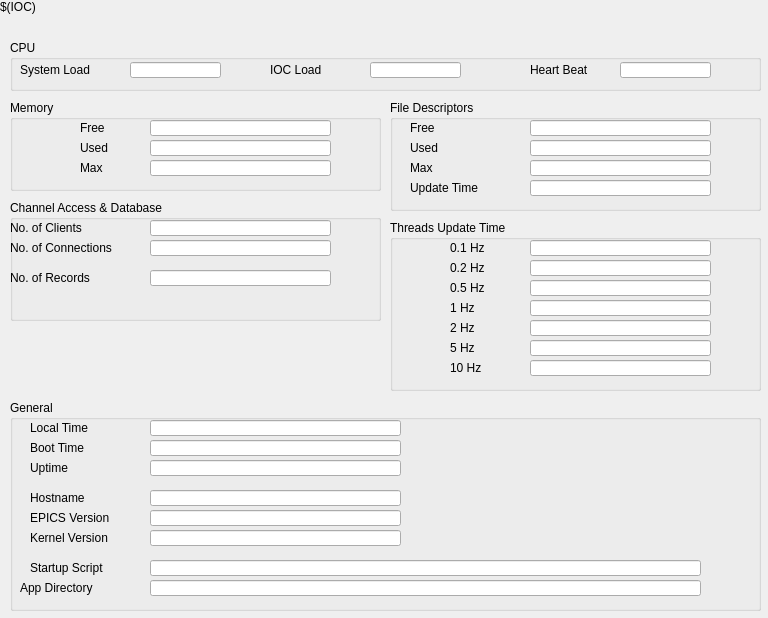
First picture: the form in PSI/qt/iocStats.ui, repository paulscherrerinstitute/iocStats, before the edit.
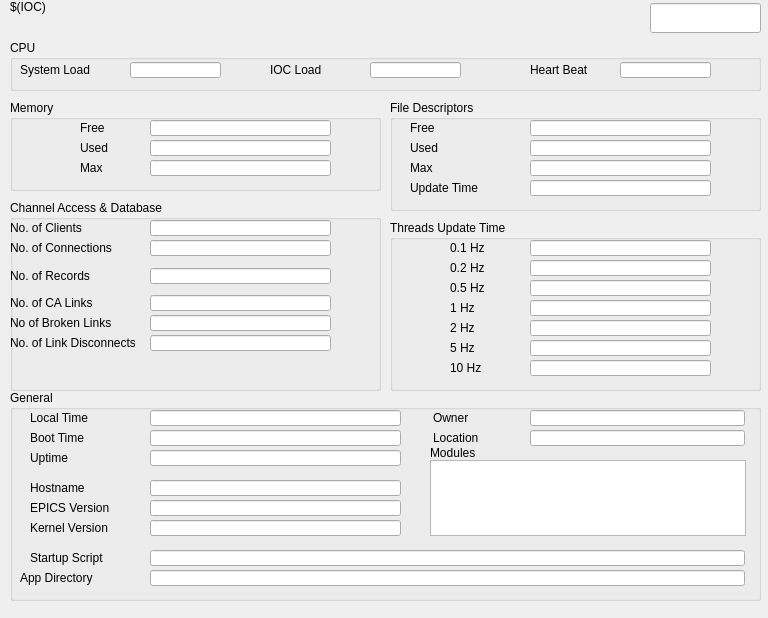
Second picture: the form after the edit. Custom widgets are drawn as their Qt base class.

Commit message: status and some other infos added

The edit to the form file:
```diff
--- a/PSI/qt/iocStats.ui
+++ b/PSI/qt/iocStats.ui
@@ -19,8 +19,8 @@
      <rect>
       <x>0</x>
       <y>0</y>
-      <width>771</width>
-      <height>33</height>
+      <width>765</width>
+      <height>35</height>
      </rect>
     </property>
     <property name="statusTip">
@@ -32,6 +32,9 @@
     <property name="alignment">
      <set>Qt::AlignLeading</set>
     </property>
+    <property name="indent">
+     <number>10</number>
+    </property>
     <property name="colorMode">
      <enum>caLabel::Default</enum>
     </property>
@@ -175,7 +178,7 @@
      <property name="geometry">
       <rect>
        <x>330</x>
-       <y>20</y>
+       <y>17</y>
        <width>21</width>
        <height>21</height>
       </rect>
@@ -205,7 +208,7 @@
      <property name="geometry">
       <rect>
        <x>330</x>
-       <y>40</y>
+       <y>37</y>
        <width>21</width>
        <height>21</height>
       </rect>
@@ -235,7 +238,7 @@
      <property name="geometry">
       <rect>
        <x>330</x>
-       <y>60</y>
+       <y>57</y>
        <width>21</width>
        <height>21</height>
       </rect>
@@ -268,7 +271,7 @@
       <x>10</x>
       <y>200</y>
       <width>371</width>
-      <height>121</height>
+      <height>191</height>
      </rect>
     </property>
     <property name="sizePolicy">
@@ -285,7 +288,7 @@
       <rect>
        <x>0</x>
        <y>20</y>
-       <width>121</width>
+       <width>125</width>
        <height>16</height>
       </rect>
      </property>
@@ -325,7 +328,7 @@
       <rect>
        <x>0</x>
        <y>40</y>
-       <width>121</width>
+       <width>125</width>
        <height>16</height>
       </rect>
      </property>
@@ -364,7 +367,7 @@
      <property name="geometry">
       <rect>
        <x>330</x>
-       <y>20</y>
+       <y>19</y>
        <width>21</width>
        <height>21</height>
       </rect>
@@ -394,7 +397,7 @@
      <property name="geometry">
       <rect>
        <x>330</x>
-       <y>40</y>
+       <y>39</y>
        <width>21</width>
        <height>21</height>
       </rect>
@@ -424,7 +427,7 @@
      <property name="geometry">
       <rect>
        <x>140</x>
-       <y>70</y>
+       <y>68</y>
        <width>181</width>
        <height>16</height>
       </rect>
@@ -446,8 +449,8 @@
      <property name="geometry">
       <rect>
        <x>0</x>
-       <y>70</y>
-       <width>121</width>
+       <y>68</y>
+       <width>125</width>
        <height>16</height>
       </rect>
      </property>
@@ -464,7 +467,7 @@
      <property name="geometry">
       <rect>
        <x>140</x>
-       <y>90</y>
+       <y>160</y>
        <width>181</width>
        <height>21</height>
       </rect>
@@ -479,6 +482,162 @@
       <string>IOC=$(IOC)</string>
      </property>
     </widget>
+    <widget class="caLabel" name="calabel_11">
+     <property name="geometry">
+      <rect>
+       <x>0</x>
+       <y>95</y>
+       <width>125</width>
+       <height>16</height>
+      </rect>
+     </property>
+     <property name="font">
+      <font>
+       <pointsize>9</pointsize>
+      </font>
+     </property>
+     <property name="text">
+      <string>No. of CA Links</string>
+     </property>
+    </widget>
+    <widget class="caLineEdit" name="calineedit_10">
+     <property name="geometry">
+      <rect>
+       <x>140</x>
+       <y>95</y>
+       <width>181</width>
+       <height>16</height>
+      </rect>
+     </property>
+     <property name="alignment">
+      <set>Qt::AlignRight|Qt::AlignTrailing|Qt::AlignVCenter</set>
+     </property>
+     <property name="channel" stdset="0">
+      <string notr="true">$(IOC):CALINK_CNT</string>
+     </property>
+     <property name="colorMode">
+      <enum>caLineEdit::Default</enum>
+     </property>
+     <property name="unitsEnabled">
+      <bool>true</bool>
+     </property>
+    </widget>
+    <widget class="caLed" name="caled_17">
+     <property name="geometry">
+      <rect>
+       <x>330</x>
+       <y>112</y>
+       <width>21</width>
+       <height>21</height>
+      </rect>
+     </property>
+     <property name="ledWidth">
+      <number>17</number>
+     </property>
+     <property name="ledHeight">
+      <number>17</number>
+     </property>
+     <property name="channel" stdset="0">
+      <string notr="true">$(IOC):CALINK_BROKEN</string>
+     </property>
+     <property name="colorMode">
+      <enum>caLed::Alarm</enum>
+     </property>
+     <property name="falseColor">
+      <color>
+       <red>160</red>
+       <green>160</green>
+       <blue>160</blue>
+      </color>
+     </property>
+     <property name="trueColor">
+      <color>
+       <red>0</red>
+       <green>205</green>
+       <blue>0</blue>
+      </color>
+     </property>
+    </widget>
+    <widget class="caLabel" name="calabel_12">
+     <property name="geometry">
+      <rect>
+       <x>0</x>
+       <y>115</y>
+       <width>125</width>
+       <height>16</height>
+      </rect>
+     </property>
+     <property name="font">
+      <font>
+       <pointsize>9</pointsize>
+      </font>
+     </property>
+     <property name="text">
+      <string>No of Broken Links</string>
+     </property>
+    </widget>
+    <widget class="caLineEdit" name="calineedit_11">
+     <property name="geometry">
+      <rect>
+       <x>140</x>
+       <y>115</y>
+       <width>181</width>
+       <height>16</height>
+      </rect>
+     </property>
+     <property name="alignment">
+      <set>Qt::AlignRight|Qt::AlignTrailing|Qt::AlignVCenter</set>
+     </property>
+     <property name="channel" stdset="0">
+      <string notr="true">$(IOC):CALINK_BROKEN</string>
+     </property>
+     <property name="colorMode">
+      <enum>caLineEdit::Default</enum>
+     </property>
+     <property name="unitsEnabled">
+      <bool>true</bool>
+     </property>
+    </widget>
+    <widget class="caLineEdit" name="calineedit_16">
+     <property name="geometry">
+      <rect>
+       <x>140</x>
+       <y>135</y>
+       <width>181</width>
+       <height>16</height>
+      </rect>
+     </property>
+     <property name="alignment">
+      <set>Qt::AlignRight|Qt::AlignTrailing|Qt::AlignVCenter</set>
+     </property>
+     <property name="channel" stdset="0">
+      <string notr="true">$(IOC):CALINK_DISCON</string>
+     </property>
+     <property name="colorMode">
+      <enum>caLineEdit::Default</enum>
+     </property>
+     <property name="unitsEnabled">
+      <bool>true</bool>
+     </property>
+    </widget>
+    <widget class="caLabel" name="calabel_17">
+     <property name="geometry">
+      <rect>
+       <x>0</x>
+       <y>135</y>
+       <width>125</width>
+       <height>16</height>
+      </rect>
+     </property>
+     <property name="font">
+      <font>
+       <pointsize>9</pointsize>
+      </font>
+     </property>
+     <property name="text">
+      <string>No. of Link Disconnects</string>
+     </property>
+    </widget>
    </widget>
    <widget class="QGroupBox" name="groupBox_3">
     <property name="geometry">
@@ -496,7 +655,7 @@
      <property name="geometry">
       <rect>
        <x>330</x>
-       <y>20</y>
+       <y>18</y>
        <width>21</width>
        <height>21</height>
       </rect>
@@ -544,7 +703,7 @@
      <property name="geometry">
       <rect>
        <x>330</x>
-       <y>40</y>
+       <y>38</y>
        <width>21</width>
        <height>21</height>
       </rect>
@@ -592,7 +751,7 @@
      <property name="geometry">
       <rect>
        <x>330</x>
-       <y>60</y>
+       <y>58</y>
        <width>21</width>
        <height>21</height>
       </rect>
@@ -727,7 +886,7 @@
      <property name="geometry">
       <rect>
        <x>330</x>
-       <y>80</y>
+       <y>78</y>
        <width>21</width>
        <height>21</height>
       </rect>
@@ -795,7 +954,7 @@
      <property name="geometry">
       <rect>
        <x>330</x>
-       <y>20</y>
+       <y>18</y>
        <width>21</width>
        <height>21</height>
       </rect>
@@ -941,7 +1100,7 @@
      <property name="geometry">
       <rect>
        <x>330</x>
-       <y>40</y>
+       <y>38</y>
        <width>21</width>
        <height>21</height>
       </rect>
@@ -993,7 +1152,7 @@
      <property name="geometry">
       <rect>
        <x>330</x>
-       <y>60</y>
+       <y>58</y>
        <width>21</width>
        <height>21</height>
       </rect>
@@ -1045,7 +1204,7 @@
      <property name="geometry">
       <rect>
        <x>330</x>
-       <y>80</y>
+       <y>78</y>
        <width>21</width>
        <height>21</height>
       </rect>
@@ -1115,7 +1274,7 @@
      <property name="geometry">
       <rect>
        <x>330</x>
-       <y>100</y>
+       <y>98</y>
        <width>21</width>
        <height>21</height>
       </rect>
@@ -1185,7 +1344,7 @@
      <property name="geometry">
       <rect>
        <x>330</x>
-       <y>120</y>
+       <y>118</y>
        <width>21</width>
        <height>21</height>
       </rect>
@@ -1255,7 +1414,7 @@
      <property name="geometry">
       <rect>
        <x>330</x>
-       <y>140</y>
+       <y>138</y>
        <width>21</width>
        <height>21</height>
       </rect>
@@ -1640,7 +1799,7 @@
     <property name="geometry">
      <rect>
       <x>10</x>
-      <y>400</y>
+      <y>390</y>
       <width>751</width>
       <height>211</height>
      </rect>
@@ -1773,7 +1932,7 @@
       <rect>
        <x>140</x>
        <y>160</y>
-       <width>551</width>
+       <width>595</width>
        <height>16</height>
       </rect>
      </property>
@@ -1954,7 +2113,7 @@
       <rect>
        <x>140</x>
        <y>180</y>
-       <width>551</width>
+       <width>595</width>
        <height>16</height>
       </rect>
      </property>
@@ -1971,6 +2130,185 @@
       <bool>true</bool>
      </property>
     </widget>
+    <widget class="caLabel" name="calabel_37">
+     <property name="geometry">
+      <rect>
+       <x>423</x>
+       <y>20</y>
+       <width>90</width>
+       <height>16</height>
+      </rect>
+     </property>
+     <property name="font">
+      <font>
+       <pointsize>9</pointsize>
+      </font>
+     </property>
+     <property name="text">
+      <string>Owner</string>
+     </property>
+    </widget>
+    <widget class="caLabel" name="calabel_39">
+     <property name="geometry">
+      <rect>
+       <x>423</x>
+       <y>40</y>
+       <width>90</width>
+       <height>16</height>
+      </rect>
+     </property>
+     <property name="font">
+      <font>
+       <pointsize>9</pointsize>
+      </font>
+     </property>
+     <property name="text">
+      <string>Location</string>
+     </property>
+    </widget>
+    <widget class="caLineEdit" name="calineedit_36">
+     <property name="geometry">
+      <rect>
+       <x>520</x>
+       <y>20</y>
+       <width>215</width>
+       <height>16</height>
+      </rect>
+     </property>
+     <property name="font">
+      <font>
+       <family>Lucida Sans Typewriter</family>
+      </font>
+     </property>
+     <property name="alignment">
+      <set>Qt::AlignLeading|Qt::AlignLeft|Qt::AlignVCenter</set>
+     </property>
+     <property name="channel" stdset="0">
+      <string notr="true">$(IOC):ENGINEER</string>
+     </property>
+     <property name="colorMode">
+      <enum>caLineEdit::Default</enum>
+     </property>
+     <property name="unitsEnabled">
+      <bool>true</bool>
+     </property>
+    </widget>
+    <widget class="caLineEdit" name="calineedit_38">
+     <property name="geometry">
+      <rect>
+       <x>520</x>
+       <y>40</y>
+       <width>215</width>
+       <height>16</height>
+      </rect>
+     </property>
+     <property name="alignment">
+      <set>Qt::AlignLeading|Qt::AlignLeft|Qt::AlignVCenter</set>
+     </property>
+     <property name="channel" stdset="0">
+      <string notr="true">$(IOC):LOCATION</string>
+     </property>
+     <property name="colorMode">
+      <enum>caLineEdit::Default</enum>
+     </property>
+     <property name="unitsEnabled">
+      <bool>true</bool>
+     </property>
+    </widget>
+    <widget class="caMultiLineString" name="camultilinestring">
+     <property name="geometry">
+      <rect>
+       <x>420</x>
+       <y>70</y>
+       <width>316</width>
+       <height>76</height>
+      </rect>
+     </property>
+     <property name="font">
+      <font>
+       <family>Lucida Sans Typewriter</family>
+       <pointsize>10</pointsize>
+      </font>
+     </property>
+     <property name="verticalScrollBarPolicy">
+      <enum>Qt::ScrollBarAsNeeded</enum>
+     </property>
+     <property name="channel" stdset="0">
+      <string notr="true">$(IOC):MOD_VER</string>
+     </property>
+     <property name="background">
+      <color>
+       <red>255</red>
+       <green>255</green>
+       <blue>228</blue>
+      </color>
+     </property>
+     <property name="colorMode">
+      <enum>caMultiLineString::Static</enum>
+     </property>
+     <property name="frameColor">
+      <color>
+       <red>0</red>
+       <green>0</green>
+       <blue>0</blue>
+      </color>
+     </property>
+     <property name="fontScaleMode" stdset="0">
+      <enum>caMultiLineString::None</enum>
+     </property>
+    </widget>
+    <widget class="caLabel" name="calabel_40">
+     <property name="geometry">
+      <rect>
+       <x>420</x>
+       <y>55</y>
+       <width>101</width>
+       <height>16</height>
+      </rect>
+     </property>
+     <property name="font">
+      <font>
+       <pointsize>9</pointsize>
+      </font>
+     </property>
+     <property name="text">
+      <string>Modules</string>
+     </property>
+     <property name="alignment">
+      <set>Qt::AlignLeading|Qt::AlignLeft|Qt::AlignVCenter</set>
+     </property>
+    </widget>
+   </widget>
+   <widget class="caLineEdit" name="calineedit_30">
+    <property name="geometry">
+     <rect>
+      <x>650</x>
+      <y>3</y>
+      <width>111</width>
+      <height>30</height>
+     </rect>
+    </property>
+    <property name="alignment">
+     <set>Qt::AlignCenter</set>
+    </property>
+    <property name="channel" stdset="0">
+     <string notr="true">$(IOC):STATUS</string>
+    </property>
+    <property name="colorMode">
+     <enum>caLineEdit::Alarm_Static</enum>
+    </property>
+    <property name="framePresent" stdset="0">
+     <bool>true</bool>
+    </property>
+    <property name="frameLineWidth" stdset="0">
+     <number>2</number>
+    </property>
+    <property name="alarmHandling">
+     <enum>caLineEdit::onBackground</enum>
+    </property>
+    <property name="formatType">
+     <enum>caLineEdit::string</enum>
+    </property>
    </widget>
   </widget>
  </widget>
@@ -2000,6 +2338,11 @@
    <extends>QLineEdit</extends>
    <header>caLineEdit</header>
   </customwidget>
+  <customwidget>
+   <class>caMultiLineString</class>
+   <extends>QPlainTextEdit</extends>
+   <header>caMultiLineString</header>
+  </customwidget>
   <customwidget>
    <class>caCalc</class>
    <extends>QLabel</extends>
```
Left out of the diff: 171 changed lines with no effect on the pictures.
